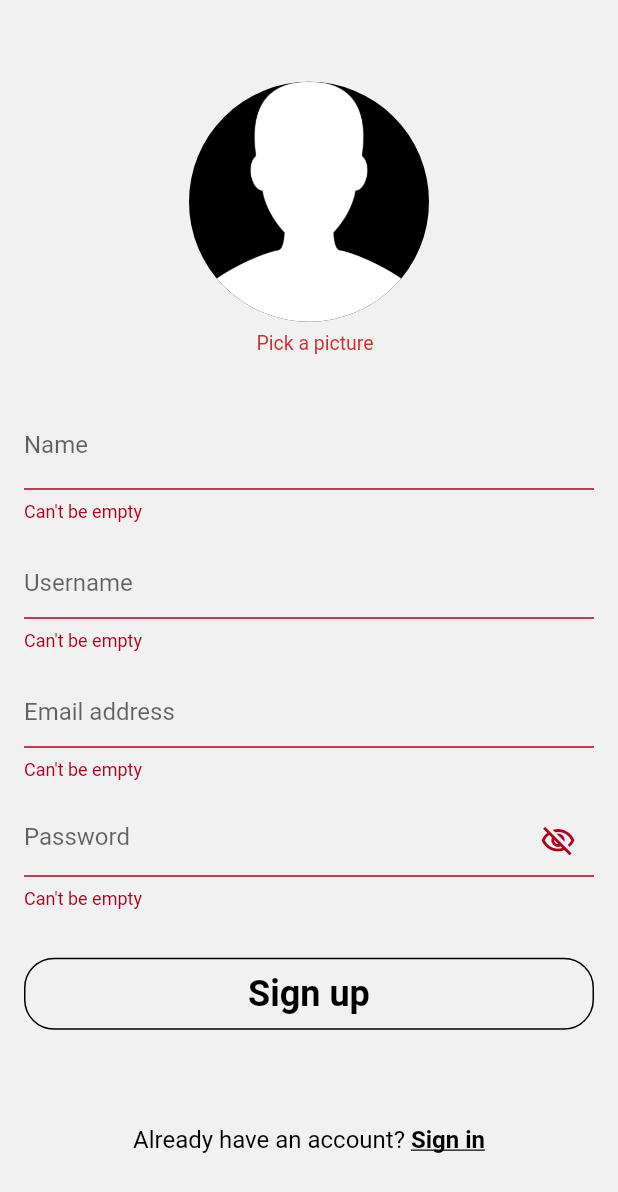
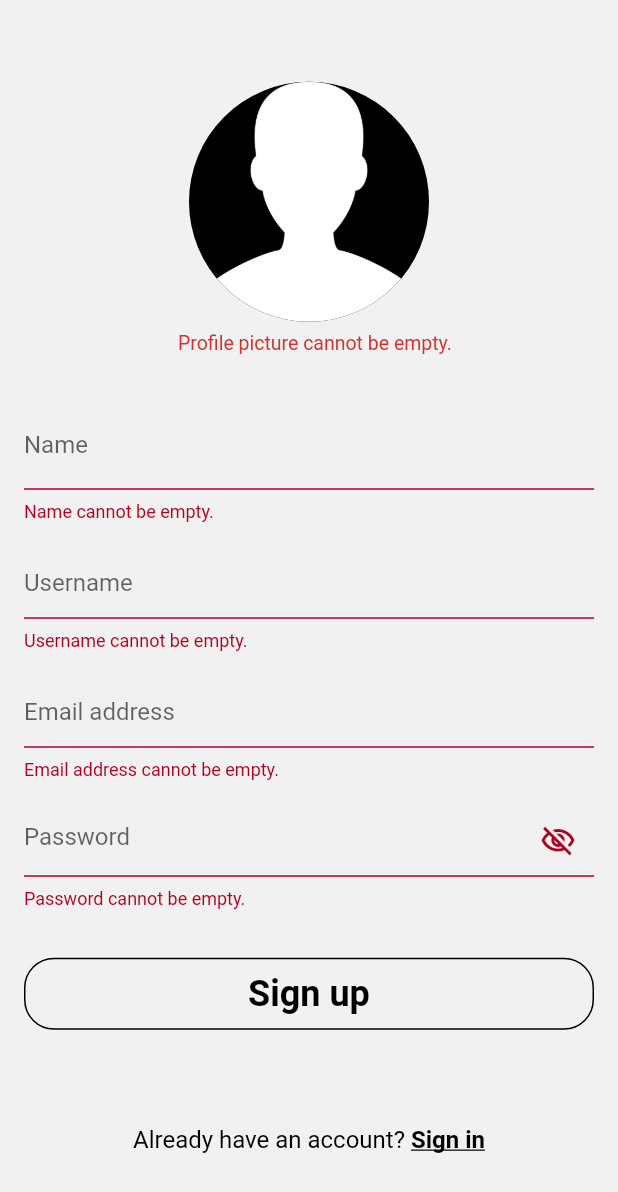
Before and after one commit to lutzzdias/quote_void, a Flutter app: the SignUpScreen screen opened by its route, after a tap on "Sign up", on a phone screen of 412 x 824 dp. Shown: the top 1192 px of the screen. Run offline on Flutter 3.47's test engine with Material 2 defaults, Android fonts, the phone set to English and light mode, and no system bars; our stand-ins replace cloud_firestore, firebase_auth, firebase_core, firebase_storage, flutter_riverpod, go_router and 3 more; accounts and stored records are empty; network calls fail.

```diff
--- a/lib/src/features/authentication/presentation/forgot_password/forgot_password_screen.dart
+++ b/lib/src/features/authentication/presentation/forgot_password/forgot_password_screen.dart
@@ -87,14 +87,22 @@ class _ForgotPasswordScreenState extends ConsumerState<ForgotPasswordScreen> {
                       ? AutovalidateMode.onUserInteraction
                       : AutovalidateMode.disabled,
                   onChanged: (value) => _email = value,
+                  // TODO: Move validation to appropriate place in the architecture
+                  // TODO: Make validation work for email AND username
                   validator: (emailOrUsername) {
-                    // TODO: Improve validation messages
-                    // TODO: Check for special characters
-                    // TODO: Email validation with Regex or package (?)
                     if (emailOrUsername == null || emailOrUsername.isEmpty) {
-                      return 'Can\'t be empty';
-                    } else if (emailOrUsername.length < 2) {
-                      return 'Too short';
+                      return 'Email address cannot be empty.';
+                    } else if (emailOrUsername.length < 4) {
+                      return 'Email address must be at least 4 characters long.';
+                    } else if (!emailOrUsername.contains('@')) {
+                      return 'Email address must contain an \'@\' symbol.';
+                    } else if (RegExp(r'[^a-zA-Z0-9@.]')
+                        .hasMatch(emailOrUsername)) {
+                      return 'Invalid characters in email address.';
+                    } else if (!RegExp(
+                            r'^[a-zA-Z0-9._%+-]+@[a-zA-Z0-9.-]+\.[a-zA-Z]{2,}$')
+                        .hasMatch(emailOrUsername)) {
+                      return 'Invalid email address format.';
                     } else {
                       return null;
                     }
--- a/lib/src/features/authentication/presentation/sign_in/widgets/sign_in_form.dart
+++ b/lib/src/features/authentication/presentation/sign_in/widgets/sign_in_form.dart
@@ -47,14 +47,21 @@ class _SignInFormState extends State<SignInForm> {
                 ? AutovalidateMode.onUserInteraction
                 : AutovalidateMode.disabled,
             onChanged: (value) => _emailOrUsername = value,
+            // TODO: Move validation to appropriate place in the architecture
+            // TODO: Make validation work for email AND username
             validator: (emailOrUsername) {
-              // TODO: Improve validation messages
-              // TODO: Check for special characters
-              // TODO: Email validation with Regex or package (?)
               if (emailOrUsername == null || emailOrUsername.isEmpty) {
-                return 'Can\'t be empty';
-              } else if (emailOrUsername.length < 2) {
-                return 'Too short';
+                return 'Email address cannot be empty.';
+              } else if (emailOrUsername.length < 4) {
+                return 'Email address must be at least 4 characters long.';
+              } else if (!emailOrUsername.contains('@')) {
+                return 'Email address must contain an \'@\' symbol.';
+              } else if (RegExp(r'[^a-zA-Z0-9@.]').hasMatch(emailOrUsername)) {
+                return 'Invalid characters in email address.';
+              } else if (!RegExp(
+                      r'^[a-zA-Z0-9._%+-]+@[a-zA-Z0-9.-]+\.[a-zA-Z]{2,}$')
+                  .hasMatch(emailOrUsername)) {
+                return 'Invalid email address format.';
               } else {
                 return null;
               }
@@ -66,13 +73,10 @@ class _SignInFormState extends State<SignInForm> {
                 ? AutovalidateMode.onUserInteraction
                 : AutovalidateMode.disabled,
             onChanged: (value) => _password = value,
+            // TODO: Move validation to appropriate place in the architecture
             validator: (password) {
-              // TODO: Improve validation messages
-              // TODO: Check for special characters
               if (password == null || password.isEmpty) {
-                return 'Can\'t be empty';
-              } else if (password.length < 6) {
-                return 'Too short';
+                return 'Password cannot be empty.';
               } else {
                 return null;
               }
--- a/lib/src/features/authentication/presentation/sign_up/widgets/sign_up_form.dart
+++ b/lib/src/features/authentication/presentation/sign_up/widgets/sign_up_form.dart
@@ -59,8 +59,9 @@ class _SignUpFormState extends ConsumerState<SignUpForm> {
         crossAxisAlignment: CrossAxisAlignment.stretch,
         children: [
           ImageFormField(
+            // TODO: Move validation to appropriate place in the architecture
             validator: (file) {
-              if (file == null) return 'Pick a picture';
+              if (file == null) return 'Profile picture cannot be empty.';
               return null;
             },
             onChanged: (file) {
@@ -77,14 +78,20 @@ class _SignUpFormState extends ConsumerState<SignUpForm> {
             autovalidateMode: _submitted
                 ? AutovalidateMode.onUserInteraction
                 : AutovalidateMode.disabled,
-            onChanged: (value) => _values['name'] = value,
+
+            /// Remove consecutive spaces and leave only one space in its place
+            onChanged: (value) =>
+                _values['name'] = value.replaceAll(RegExp(r'\s+'), ' '),
+            // TODO: Move validation to appropriate place in the architecture
             validator: (name) {
-              // TODO: Improve validation messages
-              // TODO: Check for special characters
               if (name == null || name.isEmpty) {
-                return 'Can\'t be empty';
+                return 'Name cannot be empty.';
               } else if (name.length < 2) {
-                return 'Too short';
+                return 'Name must be at least 2 characters long.';
+              } else if (name.length > 50) {
+                return 'Name cannot exceed 50 characters.';
+              } else if (!RegExp(r'^[A-Za-z\sÀ-ÖØ-öø-ÿ]*$').hasMatch(name)) {
+                return 'Name cannot contain numbers or special characters.';
               } else {
                 return null;
               }
@@ -101,12 +108,24 @@ class _SignUpFormState extends ConsumerState<SignUpForm> {
                 : AutovalidateMode.disabled,
             onChanged: (value) => _values['username'] = value,
             validator: (username) {
-              // TODO: Improve validation messages
-              // TODO: Check for special characters
+              // TODO: Move validation to appropriate place in the architecture
               if (username == null || username.isEmpty) {
-                return 'Can\'t be empty';
-              } else if (username.length < 2) {
-                return 'Too short';
+                return 'Username cannot be empty.';
+              } else if (username.length < 3) {
+                return 'Username must be at least 3 characters long.';
+              } else if (username.length > 20) {
+                return 'Username cannot exceed 20 characters.';
+              } else if (!RegExp(r'^[a-zA-Z0-9_]+$').hasMatch(username)) {
+                return 'Username can only contain letters, numbers and underscores.';
+              } else if (RegExp(r'^[\d_]').hasMatch(username)) {
+                return 'Username must start with a letter.';
+              } else if (RegExp(r'_{2,}').hasMatch(username)) {
+                return 'Username cannot contain consecutive underscores.';
+              }
+              // TODO: Check if username already exists
+              // ignore: dead_code
+              else if (false) {
+                return 'Username already exists.';
               } else {
                 return null;
               }
@@ -122,14 +141,25 @@ class _SignUpFormState extends ConsumerState<SignUpForm> {
                 ? AutovalidateMode.onUserInteraction
                 : AutovalidateMode.disabled,
             onChanged: (value) => _values['email'] = value,
+            // TODO: Move validation to appropriate place in the architecture
             validator: (email) {
-              // TODO: Improve validation messages
-              // TODO: Check for special characters
-              // TODO: Email validation with Regex or package
               if (email == null || email.isEmpty) {
-                return 'Can\'t be empty';
+                return 'Email address cannot be empty.';
+              } else if (email.length < 4) {
+                return 'Email address must be at least 4 characters long.';
               } else if (!email.contains('@')) {
-                return 'Invalid email';
+                return 'Email address must contain an \'@\' symbol.';
+              } else if (RegExp(r'[^a-zA-Z0-9@.]').hasMatch(email)) {
+                return 'Invalid characters in email address.';
+              } else if (!RegExp(
+                      r'^[a-zA-Z0-9._%+-]+@[a-zA-Z0-9.-]+\.[a-zA-Z]{2,}$')
+                  .hasMatch(email)) {
+                return 'Invalid email address format.';
+              }
+              // TODO: Check if email already exists
+              // ignore: dead_code
+              else if (false) {
+                return 'The email address is already in use.';
               } else {
                 return null;
               }
@@ -142,12 +172,13 @@ class _SignUpFormState extends ConsumerState<SignUpForm> {
                 : AutovalidateMode.disabled,
             onChanged: (value) => _values['password'] = value,
             validator: (password) {
-              // TODO: Improve validation messages
-              // TODO: Check for special characters
+              // TODO: Move validation to appropriate place in the architecture
               if (password == null || password.isEmpty) {
-                return 'Can\'t be empty';
-              } else if (password.length < 6) {
-                return 'Too short';
+                return 'Password cannot be empty.';
+              } else if (password.length < 8) {
+                return 'Password must be at least 8 characters long.';
+              } else if (password.length > 50) {
+                return 'Password cannot exceed 50 characters.';
               } else {
                 return null;
               }
```
